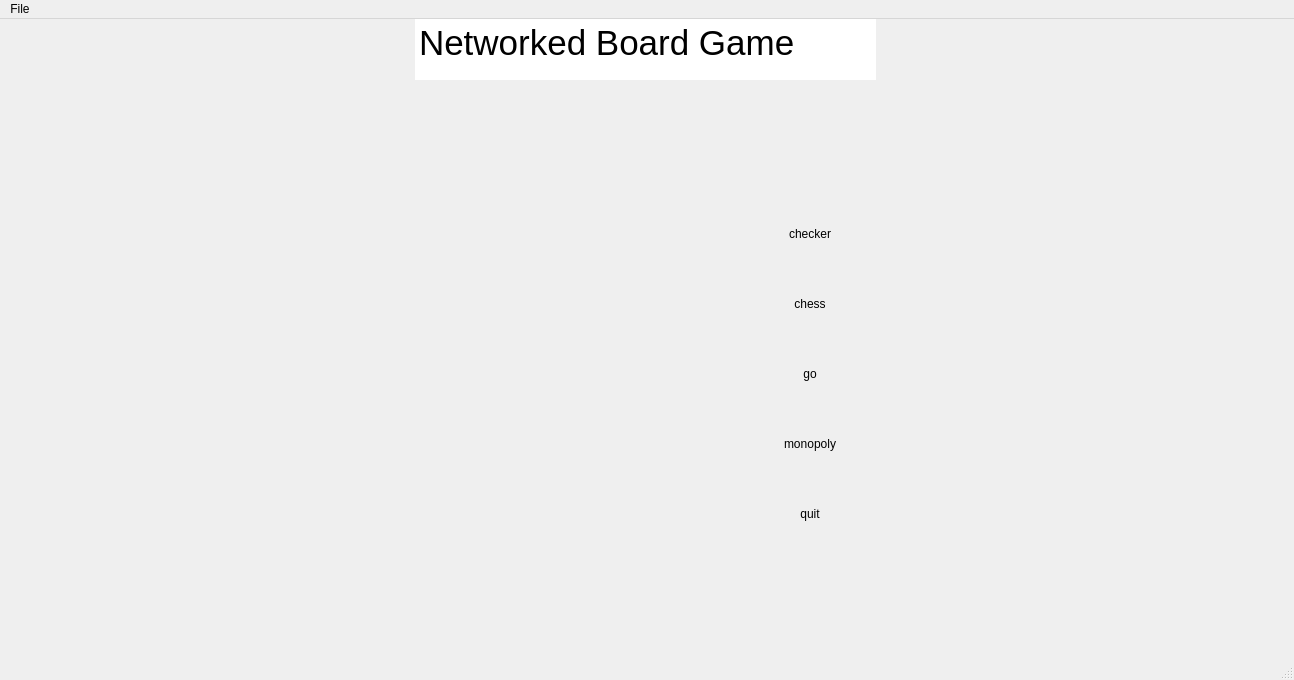
ppate67/NetworkBoardGames, file graphics/mainwindow.ui: the form before one commit.
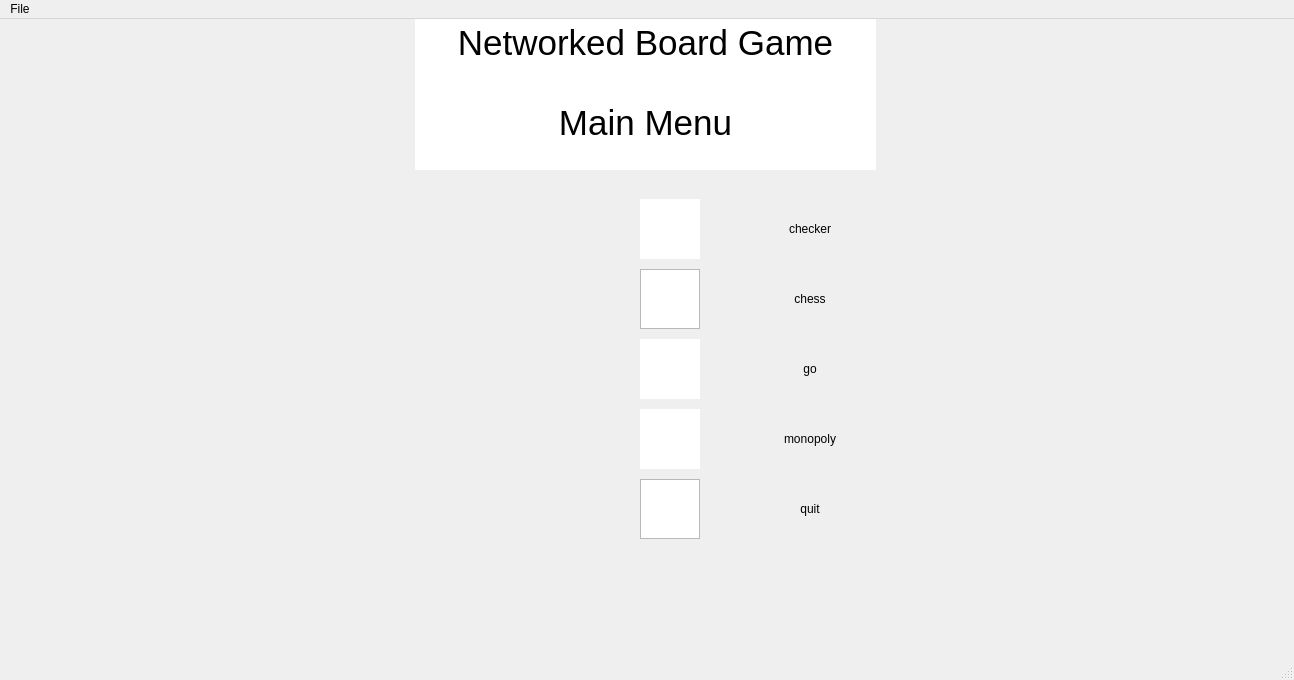
The form after the commit. Icons and pictures are not drawn.

```diff
--- a/graphics/mainwindow.ui
+++ b/graphics/mainwindow.ui
@@ -32,9 +32,9 @@
     <property name="geometry">
      <rect>
       <x>710</x>
-      <y>190</y>
+      <y>180</y>
       <width>200</width>
-      <height>50</height>
+      <height>60</height>
      </rect>
     </property>
     <property name="minimumSize">
@@ -61,9 +61,9 @@
     <property name="geometry">
      <rect>
       <x>710</x>
-      <y>260</y>
+      <y>250</y>
       <width>200</width>
-      <height>50</height>
+      <height>60</height>
      </rect>
     </property>
     <property name="minimumSize">
@@ -84,9 +84,9 @@
     <property name="geometry">
      <rect>
       <x>710</x>
-      <y>330</y>
+      <y>320</y>
       <width>200</width>
-      <height>50</height>
+      <height>60</height>
      </rect>
     </property>
     <property name="minimumSize">
@@ -107,9 +107,9 @@
     <property name="geometry">
      <rect>
       <x>710</x>
-      <y>400</y>
+      <y>390</y>
       <width>200</width>
-      <height>50</height>
+      <height>60</height>
      </rect>
     </property>
     <property name="minimumSize">
@@ -130,9 +130,9 @@
     <property name="geometry">
      <rect>
       <x>710</x>
-      <y>470</y>
+      <y>460</y>
       <width>200</width>
-      <height>50</height>
+      <height>60</height>
      </rect>
     </property>
     <property name="minimumSize">
@@ -155,7 +155,7 @@
       <x>415</x>
       <y>0</y>
       <width>461</width>
-      <height>61</height>
+      <height>151</height>
      </rect>
     </property>
     <property name="focusPolicy">
@@ -179,7 +179,92 @@
 &lt;html&gt;&lt;head&gt;&lt;meta name=&quot;qrichtext&quot; content=&quot;1&quot; /&gt;&lt;style type=&quot;text/css&quot;&gt;
 p, li { white-space: pre-wrap; }
 &lt;/style&gt;&lt;/head&gt;&lt;body style=&quot; font-family:'MV Boli'; font-size:26pt; font-weight:400; font-style:normal;&quot;&gt;
-&lt;p style=&quot; margin-top:0px; margin-bottom:0px; margin-left:0px; margin-right:0px; -qt-block-indent:0; text-indent:0px;&quot;&gt;Networked Board Game&lt;/p&gt;&lt;/body&gt;&lt;/html&gt;</string>
+&lt;p align=&quot;center&quot; style=&quot; margin-top:0px; margin-bottom:0px; margin-left:0px; margin-right:0px; -qt-block-indent:0; text-indent:0px;&quot;&gt;Networked Board Game&lt;/p&gt;
+&lt;p align=&quot;center&quot; style=&quot;-qt-paragraph-type:empty; margin-top:0px; margin-bottom:0px; margin-left:0px; margin-right:0px; -qt-block-indent:0; text-indent:0px;&quot;&gt;&lt;br /&gt;&lt;/p&gt;
+&lt;p align=&quot;center&quot; style=&quot; margin-top:0px; margin-bottom:0px; margin-left:0px; margin-right:0px; -qt-block-indent:0; text-indent:0px;&quot;&gt;Main Menu&lt;/p&gt;&lt;/body&gt;&lt;/html&gt;</string>
+    </property>
+   </widget>
+   <widget class="QGraphicsView" name="checkericon">
+    <property name="geometry">
+     <rect>
+      <x>640</x>
+      <y>180</y>
+      <width>60</width>
+      <height>60</height>
+     </rect>
+    </property>
+    <property name="styleSheet">
+     <string notr="true">border-style:solid;
+background-image:url(:/checker icon.png)</string>
+    </property>
+   </widget>
+   <widget class="QGraphicsView" name="chessicon">
+    <property name="geometry">
+     <rect>
+      <x>640</x>
+      <y>250</y>
+      <width>60</width>
+      <height>60</height>
+     </rect>
+    </property>
+    <property name="focusPolicy">
+     <enum>Qt::StrongFocus</enum>
+    </property>
+    <property name="styleSheet">
+     <string notr="true">background-image:url(:/chess icon.png)</string>
+    </property>
+    <property name="frameShape">
+     <enum>QFrame::StyledPanel</enum>
+    </property>
+   </widget>
+   <widget class="QGraphicsView" name="monopolyicon">
+    <property name="geometry">
+     <rect>
+      <x>640</x>
+      <y>390</y>
+      <width>60</width>
+      <height>60</height>
+     </rect>
+    </property>
+    <property name="styleSheet">
+     <string notr="true">border-style:solid;
+background-image:url(:/monopoly icon.png)</string>
+    </property>
+   </widget>
+   <widget class="QGraphicsView" name="goicon">
+    <property name="geometry">
+     <rect>
+      <x>640</x>
+      <y>320</y>
+      <width>60</width>
+      <height>60</height>
+     </rect>
+    </property>
+    <property name="styleSheet">
+     <string notr="true">border-style:solid;
+background-image:url(:/go icon.png)</string>
+    </property>
+   </widget>
+   <widget class="QGraphicsView" name="quiticon">
+    <property name="geometry">
+     <rect>
+      <x>640</x>
+      <y>460</y>
+      <width>60</width>
+      <height>60</height>
+     </rect>
+    </property>
+    <property name="autoFillBackground">
+     <bool>true</bool>
+    </property>
+    <property name="styleSheet">
+     <string notr="true">background-image:url(:/quit icon.png)</string>
+    </property>
+    <property name="frameShape">
+     <enum>QFrame::StyledPanel</enum>
+    </property>
+    <property name="lineWidth">
+     <number>1</number>
     </property>
    </widget>
   </widget>
```
Left out of the diff: 9 changed lines with no effect on the pictures.
